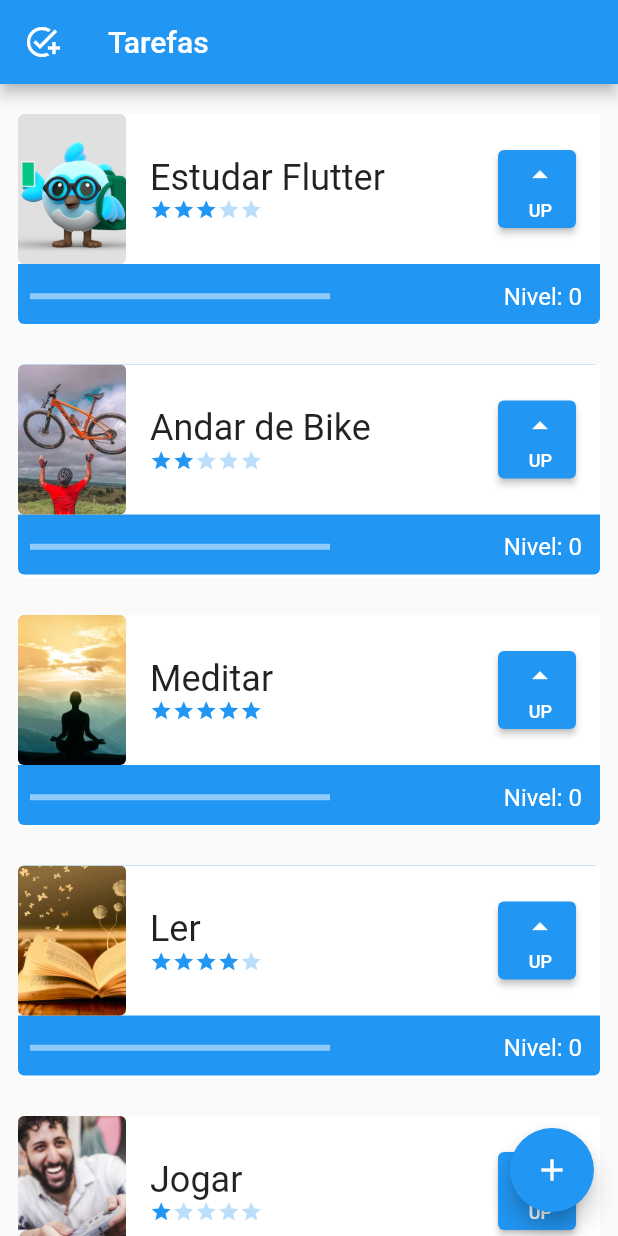
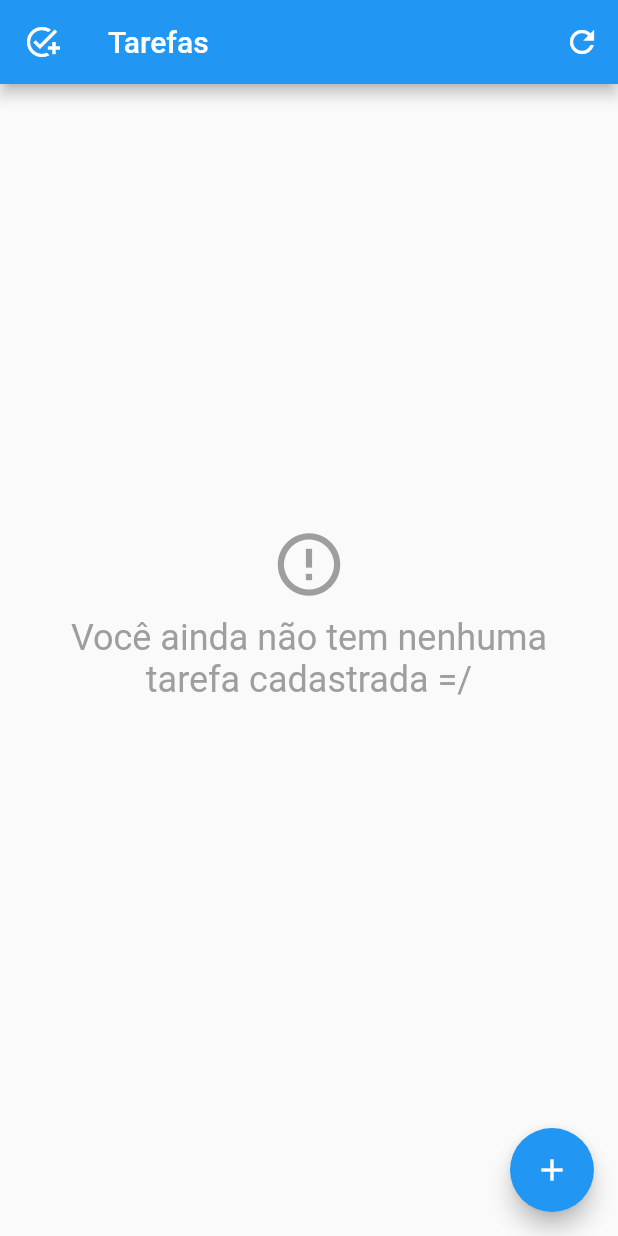
Before and after one commit to LeonardoSonsin/Projeto_Tarefas_Flutter, a Flutter app: the screen it shows after launch, on a phone screen of 412 x 824 dp. Run offline on Flutter 3.47's test engine with Material 2 defaults, Android fonts, the phone set to English and light mode, and no system bars; our stand-ins replace sqflite; accounts and stored records are empty.

Commit message:
conclusão da implementação do curso

```diff
--- a/lib/components/tasks.dart
+++ b/lib/components/tasks.dart
@@ -1,27 +1,23 @@
 import 'package:alura_flutter_curso_1/components/difficulty.dart';
+import 'package:alura_flutter_curso_1/data/task_dao.dart';
 import 'package:flutter/material.dart';
 
 // ignore: must_be_immutable
 class Task extends StatefulWidget {
-  final String nome;
-  final String foto;
-  final int dificuldade;
+  final String name;
+  final String image;
+  final int difficulty;
   int level = 0;
 
-  Task(this.nome, this.foto, this.dificuldade, {Key? key})
-      : super(key: key);
-
-
+  Task(this.name, this.image, this.difficulty, {Key? key}) : super(key: key);
 
   @override
   State<Task> createState() => _TaskState();
 }
 
 class _TaskState extends State<Task> {
-
-
   bool assetOrNetwork() {
-    if (widget.foto.contains('http')) {
+    if (widget.image.contains('http')) {
       return false;
     }
     return true;
@@ -31,6 +27,10 @@ class _TaskState extends State<Task> {
     setState(() {
       widget.level++;
     });
+  }
+
+  deleteTask(taskName) {
+    TaskDao().delete(taskName);
   }
 
   @override
@@ -72,13 +72,13 @@ class _TaskState extends State<Task> {
                         borderRadius: BorderRadius.circular(4),
                         child: assetOrNetwork()
                             ? Image.asset(
-                                widget.foto,
+                                widget.image,
                                 height: 100,
                                 width: 72,
                                 fit: BoxFit.cover,
                               )
                             : Image.network(
-                                widget.foto,
+                                widget.image,
                                 height: 100,
                                 width: 72,
                                 fit: BoxFit.cover,
@@ -92,13 +92,12 @@ class _TaskState extends State<Task> {
                         SizedBox(
                           width: 200,
                           child: Text(
-                            widget.nome,
+                            widget.name,
                             style: const TextStyle(
-                                fontSize: 24,
-                                overflow: TextOverflow.ellipsis),
+                                fontSize: 24, overflow: TextOverflow.ellipsis),
                           ),
                         ),
-                        Difficulty(widget.dificuldade),
+                        Difficulty(widget.difficulty),
                         // vai ser um novo componente.
                       ],
                     ),
@@ -108,6 +107,7 @@ class _TaskState extends State<Task> {
                         height: 52,
                         width: 52,
                         child: ElevatedButton(
+                          onLongPress: deleteTask(widget.name),
                           onPressed: levelUp,
                           child: Column(
                             mainAxisAlignment: MainAxisAlignment.spaceEvenly,
@@ -137,8 +137,8 @@ class _TaskState extends State<Task> {
                       width: 200,
                       child: LinearProgressIndicator(
                         color: Colors.white,
-                        value: widget.dificuldade > 0
-                            ? ((widget.level / widget.dificuldade) / 10)
+                        value: widget.difficulty > 0
+                            ? ((widget.level / widget.difficulty) / 10)
                             : 1,
                       ),
                     ),
--- /dev/null
+++ b/lib/data/task_dao.dart
@@ -0,0 +1,84 @@
+import 'package:alura_flutter_curso_1/components/tasks.dart';
+import 'package:alura_flutter_curso_1/data/database.dart';
+import 'package:sqflite/sqflite.dart';
+
+class TaskDao {
+  static const String _tablename = 'tasks';
+  static const String _name = 'name';
+  static const String _difficulty = 'difficulty';
+  static const String _image = 'image';
+
+  static const String tableSql = 'CREATE TABLE $_tablename('
+      '$_name TEXT, '
+      '$_difficulty INTEGER, '
+      '$_image TEXT)';
+
+  save(Task task) async {
+    print('Save: ');
+    final Database database = await getDatabase();
+    var taskExist = await find(task.name);
+    Map<String, dynamic> taskMap = toMap(task);
+    if (taskExist.isEmpty) {
+      print('A tarefa foi criada');
+      return await database.insert(_tablename, taskMap);
+    } else {
+      print('A tarefa foi atualizada');
+      return await database.update(_tablename, taskMap,
+          where: '$_name = ?', whereArgs: [task.name]);
+    }
+  }
+
+  delete(String taskName) async {
+    print('Delete: ');
+    final Database database = await getDatabase();
+    var taskExist = await find(taskName);
+    if (taskExist.isNotEmpty) {
+      print('A tarefa foi deletada');
+      return await database
+          .delete(_tablename, where: '$_name = ?', whereArgs: [taskName]);
+    } else {
+      print('A tarefa não foi encontrada');
+    }
+  }
+
+  Map<String, dynamic> toMap(Task task) {
+    print('Convertendo Tarefa em Map...');
+    final Map<String, dynamic> tasksMap = {};
+    tasksMap[_name] = task.name;
+    tasksMap[_difficulty] = task.difficulty;
+    tasksMap[_image] = task.image;
+    print('Mapa de tarefas: $tasksMap');
+    return tasksMap;
+  }
+
+  Future<List<Task>> findAll() async {
+    print('FindAll: ');
+    final Database database = await getDatabase();
+    final List<Map<String, dynamic>> result = await database.query(_tablename);
+    print('Procurando dados no banco...');
+    print('Encontrado: ${toTaskList(result)}');
+    return toTaskList(result);
+  }
+
+  Future<List<Task>> find(String taskName) async {
+    print('Find: ');
+    final Database database = await getDatabase();
+    final List<Map<String, dynamic>> result = await database
+        .query(_tablename, where: '$_name = ?', whereArgs: [taskName]);
+    print('Procurando dados no banco...');
+    print('Encontrado: ${toTaskList(result)}');
+    return toTaskList(result);
+  }
+
+  List<Task> toTaskList(List<Map<String, dynamic>> mapsList) {
+    print('Convertendo Map para Lista de Tarefas...');
+    final List<Task> tasksList = [];
+    for (Map<String, dynamic> line in mapsList) {
+      final Task task = Task(line[_name], line[_image], line[_difficulty]);
+      tasksList.add(task);
+    }
+    print('Lista de Taferas');
+    print('$tasksList');
+    return tasksList;
+  }
+}
--- a/lib/screens/tela_inicial.dart
+++ b/lib/screens/tela_inicial.dart
@@ -1,6 +1,8 @@
-import 'package:alura_flutter_curso_1/data/task_inherited.dart';
+import 'package:alura_flutter_curso_1/data/task_dao.dart';
 import 'package:alura_flutter_curso_1/screens/form_screen.dart';
 import 'package:flutter/material.dart';
+
+import '../components/tasks.dart';
 
 class InitialScreen extends StatefulWidget {
   const InitialScreen({Key? key}) : super(key: key);
@@ -16,19 +18,102 @@ class _InitialScreenState extends State<InitialScreen> {
       appBar: AppBar(
         title: const Text('Tarefas'),
         leading: const Icon(Icons.add_task),
+        actions: [
+          IconButton(
+            icon: const Icon(Icons.refresh_outlined),
+            onPressed: () {
+              setState(() {});
+            },
+          )
+        ],
       ),
-      body: ListView(
+      body: Padding(
         padding: const EdgeInsets.only(top: 8, bottom: 70),
-        children: TaskInherited.of(context).taskList,
+        child: FutureBuilder<List<Task>>(
+            future: TaskDao().findAll(),
+            builder: (context, snapshot) {
+              List<Task>? items = snapshot.data;
+              switch (snapshot.connectionState) {
+                case ConnectionState.none:
+                  return Center(
+                    child: Column(
+                      mainAxisAlignment: MainAxisAlignment.center,
+                      crossAxisAlignment: CrossAxisAlignment.center,
+                      children: const [
+                        CircularProgressIndicator(),
+                        Text('Carregando...'),
+                      ],
+                    ),
+                  );
+                case ConnectionState.waiting:
+                  return Center(
+                    child: Column(
+                      mainAxisAlignment: MainAxisAlignment.center,
+                      crossAxisAlignment: CrossAxisAlignment.center,
+                      children: const [
+                        CircularProgressIndicator(),
+                        Text('Carregando...'),
+                      ],
+                    ),
+                  );
+                case ConnectionState.active:
+                  return Center(
+                    child: Column(
+                      mainAxisAlignment: MainAxisAlignment.center,
+                      crossAxisAlignment: CrossAxisAlignment.center,
+                      children: const [
+                        CircularProgressIndicator(),
+                        Text('Carregando...'),
+                      ],
+                    ),
+                  );
+                case ConnectionState.done:
+                  if (snapshot.hasData && items != null) {
+                    if (items.isNotEmpty) {
+                      return ListView.builder(
+                          itemCount: items.length,
+                          itemBuilder: (BuildContext context, int index) {
+                            final Task task = items[index];
+                            return task;
+                          });
+                    }
+                    return Center(
+                      child: Wrap(
+                        alignment: WrapAlignment.center,
+                        crossAxisAlignment: WrapCrossAlignment.center,
+                        direction: Axis.vertical,
+                        spacing: 10,
+                        children: const [
+                          Icon(
+                            Icons.error_outline,
+                            size: 50,
+                            color: Colors.grey,
+                          ),
+                          Text(
+                            'Você ainda não tem nenhuma \ntarefa cadastrada =/',
+                            style: TextStyle(fontSize: 24, color: Colors.grey),
+                            textAlign: TextAlign.center,
+                          )
+                        ],
+                      ),
+                    );
+                  }
+                  return const Text('Erro ao carregar Tarefas X_X');
+              }
+            }),
       ),
       floatingActionButton: FloatingActionButton(
         onPressed: () {
           Navigator.push(
             context,
             MaterialPageRoute(
-              builder: (contextNew) => FormScreen(taskContext: context,),
+              builder: (contextNew) => FormScreen(
+                taskContext: context,
+              ),
             ),
-          );
+          ).then((value) => setState(() {
+                print('atualizou a tela inicial');
+              }));
         },
         child: const Icon(Icons.add),
       ),
--- a/pubspec.yaml
+++ b/pubspec.yaml
@@ -35,6 +35,7 @@ dependencies:
   # Use with the CupertinoIcons class for iOS style icons.
   cupertino_icons: ^1.0.2
   sqflite: ^2.1.0
+  path:
 
 dev_dependencies:
   flutter_test:
```
Also changed, not shown: lib/data/database.dart (added, +12 -0 lines), lib/screens/form_screen.dart (+7 -8 lines), pubspec.lock.
